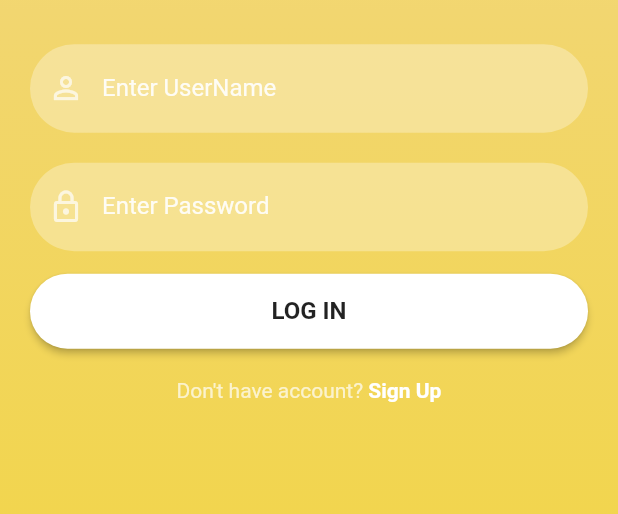
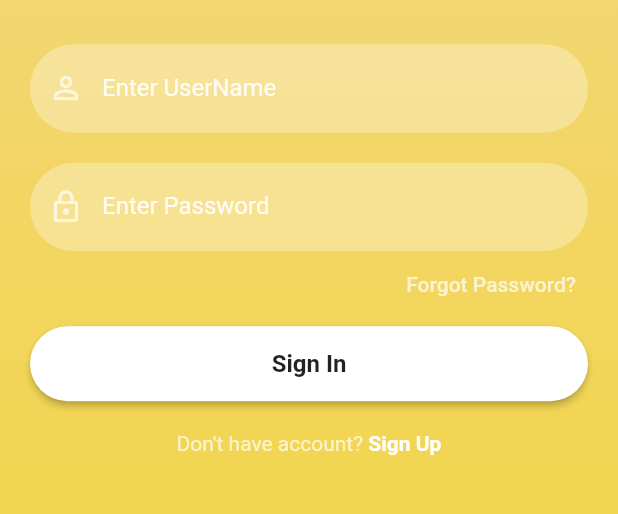
Before and after one commit to MakeCodeKraus/TrioDinamico, a Flutter app: the screen it shows after launch, after a tap on "LOG IN", on a phone screen of 412 x 824 dp, the part 608-1122 px from its top. Run offline on Flutter 3.47's test engine with Material 2 defaults, Android fonts, the phone set to English and light mode, and no system bars; our stand-ins replace firebase_auth, firebase_core; accounts and stored records are empty; network calls fail.

Commit message:
conexion del login con firebase

```diff
--- a/lib/main.dart
+++ b/lib/main.dart
@@ -1,29 +1,44 @@
+import 'package:triodinamico/screens/welcomePage.dart';
+import 'package:firebase_core/firebase_core.dart';
 import 'package:flutter/material.dart';
-import 'package:triodinamico/assets/routes/routes.dart';
+import 'package:flutter/foundation.dart'
+    show kIsWeb; //le decimos que queremos traer el bool kIsWeb
+import 'package:provider/provider.dart';
 
-void main() {
+void main() async {
+  WidgetsFlutterBinding.ensureInitialized();
+  if (kIsWeb) {
+    //con esto sabemos si la plataforma usada es la web
+    await Firebase.initializeApp(
+      options: const FirebaseOptions(
+          apiKey: "AIzaSyB6p7jCSGeapLMMXMMjzjb4lwC9vtrS9wQ",
+          authDomain: "triodinamico-d1310.firebaseapp.com",
+          projectId: "triodinamico-d1310",
+          storageBucket: "triodinamico-d1310.appspot.com",
+          messagingSenderId: "493720425631",
+          appId: "1:493720425631:web:5e0d5caaaf96d1214e7eaa",
+          measurementId: "G-TBLY2J9NVL"),
+    );
+  } else {
+    //O cualquier otra
+    await Firebase.initializeApp();
+  }
   runApp(const MyApp());
 }
 
 class MyApp extends StatelessWidget {
   const MyApp({Key key}) : super(key: key);
 
-  // This widget is the root of your application.
   @override
   Widget build(BuildContext context) {
     return MaterialApp(
+      title: 'Trio Dinámico App',
       debugShowCheckedModeBanner: false,
-      routes: routes,
-      initialRoute: 'welcome',
       theme: ThemeData(
-          colorScheme: ColorScheme.fromSwatch()
-              .copyWith(secondary: const Color.fromRGBO(255, 140, 0, 1.0)),
-          primaryColor: const Color.fromRGBO(0, 122, 255, 1.0),
-          buttonColor: Color.fromRGBO(0, 122, 255, 1.0),
-          disabledColor: const Color.fromRGBO(142, 142, 147, 1.2),
-          scaffoldBackgroundColor: Colors.white,
-          appBarTheme:
-              const AppBarTheme(iconTheme: IconThemeData(color: Colors.black))),
+        primarySwatch: Colors.indigo,
+        brightness: Brightness.dark,
+      ),
+      home: const WelcomePage(),
     );
   }
 }
--- a/lib/screens/resetPassword.dart
+++ b/lib/screens/resetPassword.dart
@@ -28,9 +28,9 @@ class _ResetPasswordState extends State<ResetPassword> {
           height: MediaQuery.of(context).size.height,
           decoration: BoxDecoration(
               gradient: LinearGradient(colors: [
-            hexStringToColor("CB2B93"),
-            hexStringToColor("9546C4"),
-            hexStringToColor("5E61F4")
+            hexStringToColor("FFFB90"),
+            hexStringToColor("F2D670"),
+            hexStringToColor("F2D547")
           ], begin: Alignment.topCenter, end: Alignment.bottomCenter)),
           child: SingleChildScrollView(
               child: Padding(
--- a/lib/screens/signin.dart
+++ b/lib/screens/signin.dart
@@ -1,3 +1,5 @@
+import 'package:firebase_auth/firebase_auth.dart';
+import 'package:triodinamico/app/app.dart';
 import 'package:triodinamico/widgets/reusable.dart';
 import 'package:triodinamico/screens/resetPassword.dart';
 import 'package:triodinamico/screens/signup.dart';
@@ -8,10 +10,10 @@ class SignIn extends StatefulWidget {
   const SignIn({Key key}) : super(key: key);
 
   @override
-  _SignInScreenState createState() => _SignInScreenState();
+  _SignInState createState() => _SignInState();
 }
 
-class _SignInScreenState extends State<SignIn> {
+class _SignInState extends State<SignIn> {
   TextEditingController _passwordTextController = TextEditingController();
   TextEditingController _emailTextController = TextEditingController();
   @override
@@ -46,8 +48,18 @@ class _SignInScreenState extends State<SignIn> {
                 const SizedBox(
                   height: 5,
                 ),
-                signInSignUpButton(context, true, () {
-                  Navigator.pushNamed(context, "tabs");
+                forgetPassword(context),
+                firebaseUIButton(context, "Sign In", () {
+                  FirebaseAuth.instance
+                      .signInWithEmailAndPassword(
+                          email: _emailTextController.text,
+                          password: _passwordTextController.text)
+                      .then((value) {
+                    Navigator.push(context,
+                        MaterialPageRoute(builder: (context) => App()));
+                  }).onError((error, stackTrace) {
+                    print("Error ${error.toString()}");
+                  });
                 }),
                 signUpOption()
               ],
@@ -66,8 +78,8 @@ class _SignInScreenState extends State<SignIn> {
             style: TextStyle(color: Colors.white70)),
         GestureDetector(
           onTap: () {
-            Navigator.push(context,
-                MaterialPageRoute(builder: (context) => SignUpScreen()));
+            Navigator.push(
+                context, MaterialPageRoute(builder: (context) => SignUp()));
           },
           child: const Text(
             " Sign Up",
--- a/lib/screens/welcomePage.dart
+++ b/lib/screens/welcomePage.dart
@@ -1,6 +1,8 @@
+import 'package:triodinamico/widgets/container.dart';
 import 'package:triodinamico/widgets/reusable.dart';
 import 'package:triodinamico/utils/color.dart';
 import 'package:flutter/material.dart';
+import 'package:triodinamico/screens/signin.dart';
 
 class WelcomePage extends StatefulWidget {
   const WelcomePage({Key key}) : super(key: key);
@@ -36,7 +38,9 @@ class _WelcomePage extends State<WelcomePage> {
                   height: 30,
                 ),
                 signInSignUpButton(context, true, () {
-                  Navigator.pushNamed(context, "login");
+                  Navigator.push(context, MaterialPageRoute(builder: (context) {
+                    return SignIn();
+                  }));
                 }),
               ],
             ),
--- a/lib/widgets/reusable.dart
+++ b/lib/widgets/reusable.dart
@@ -39,8 +39,7 @@ TextField reusableTextField(String text, IconData icon, bool isPasswordType,
   );
 }
 
-Container signInSignUpButton(
-    BuildContext context, bool isLogin, Function onTap) {
+Container firebaseUIButton(BuildContext context, String title, Function onTap) {
   return Container(
     width: MediaQuery.of(context).size.width,
     height: 50,
@@ -51,7 +50,7 @@ Container signInSignUpButton(
         onTap();
       },
       child: Text(
-        isLogin ? 'LOG IN' : 'SIGN UP',
+        title,
         style: const TextStyle(
             color: Colors.black87, fontWeight: FontWeight.bold, fontSize: 16),
       ),
```
Also changed, not shown: lib/screens/signup.dart (+18 -6 lines), pubspec.yaml (+10 -55 lines), pubspec.lock, 24 other files.
